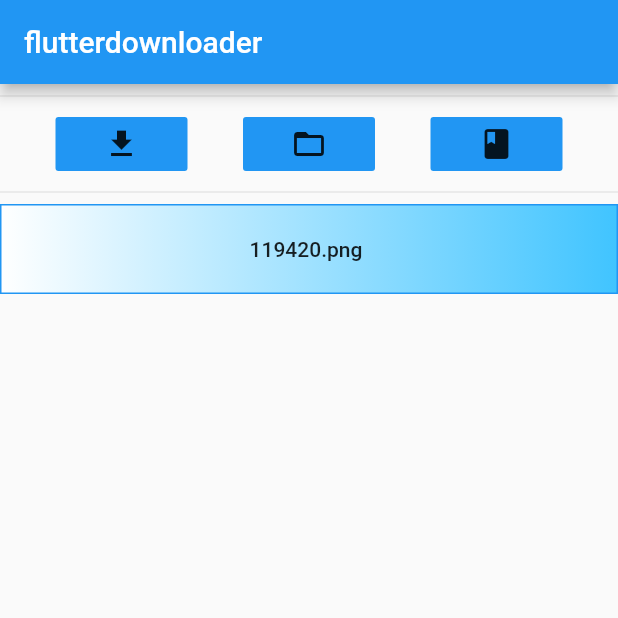
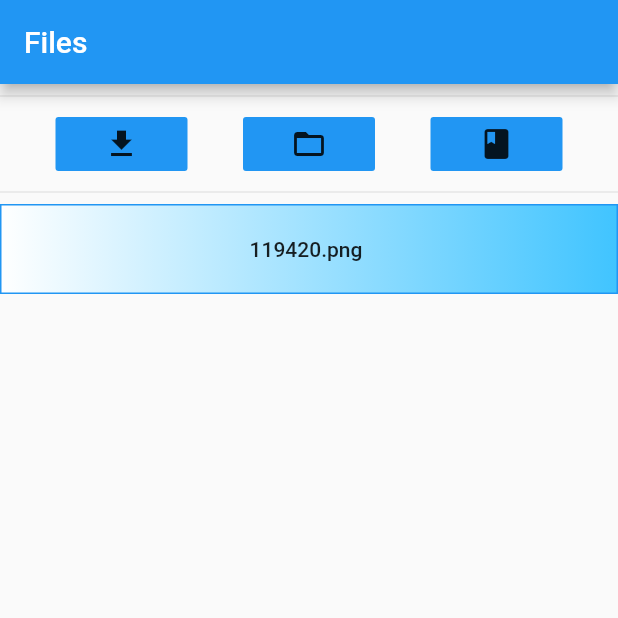
Before and after one commit to interestingtitle/flutter-toggly, a Flutter app: the flutterdownloader screen opened directly, after a tap on the "file download" icon, after a tap on the "folder open" icon, on a phone screen of 412 x 824 dp, the top half of it. Run offline on Flutter 3.47's test engine with Material 2 defaults, Android fonts, the phone set to English and light mode, and no system bars; our stand-ins replace connectivity, convert, data_connection_checker, flutter_spinkit, open_file, permission_handler and 1 more; missing offline and left inert: flutter_downloader, ping_discover_network, tap_debouncer, wifi; network calls fail; statements that could not run were skipped.

```diff
--- a/lib/sync/connect_to_server.dart
+++ b/lib/sync/connect_to_server.dart
@@ -72,6 +72,7 @@ class _ConnectToServerState extends State<ConnectToServer> {
               onChanged: (val){
                 setState(() {
                   IPAddress = val;
+                  establishConnection();
                 });
               },
               decoration: InputDecoration(
--- a/lib/sync/sync_mainpage.dart
+++ b/lib/sync/sync_mainpage.dart
@@ -176,7 +176,26 @@ class _AfterSplashState extends State<flutterdownloader> {
     super.initState();
     _listofFiles();
   }
+  Future <void> getServerFileJSONData() async
+  {
+    if(serverIP!=null ) {
+      try {
+        var conn = await http.get(
+            Uri.parse("http://" + serverIP + ":" + serverPORT + "/est_conn"));
+        var res = await http.get(
+            Uri.parse("http://" + serverIP + ":" + serverPORT + "/get_value"),
+            headers: {"Accept": "application/json"});
+        var resBody = json.decode(res.body);
+        serverFileData = resBody["filedata"] as List;
+        print("Getting file list data from server : Done.");
+        print("Server Folder File Count:"+serverFileData.length.toString());
+      }
+      catch(e){
+        print("Error: Cannot connect to server.");
+      }
+    }
 
+  }
   void _listofFiles() async {
     directory = (await getApplicationDocumentsDirectory()).path;
     setState(() {
@@ -212,8 +231,8 @@ class _AfterSplashState extends State<flutterdownloader> {
   }
   Future<void> exe2() async{
 
-    //await getServerFileJSONData();
-    //fileSync();
+    await getServerFileJSONData();
+    fileSync();
     await compareFiles();
     //print("File Count:"+serverJSONData.length.toString());
     setState(() {
@@ -226,7 +245,7 @@ class _AfterSplashState extends State<flutterdownloader> {
   Widget build(BuildContext context) {
     return Scaffold(
       appBar: AppBar(
-        title: Text('flutterdownloader'),
+        title: Text('Files'),
       ),
       body: Column(
         children: <Widget>[
@@ -247,6 +266,7 @@ class _AfterSplashState extends State<flutterdownloader> {
                     //establishConnection();
                     setState(() {
                       //requestDownload("abc.png");
+                      _listofFiles();
                       dummyDownload();
                       _listofFiles();
 
@@ -300,9 +320,6 @@ class _AfterSplashState extends State<flutterdownloader> {
               itemCount: filesToShow.length,
 
               itemBuilder: (context,index){
-
-
-
                 return GestureDetector(
                   onTap: (){
                     setState(() {
```
